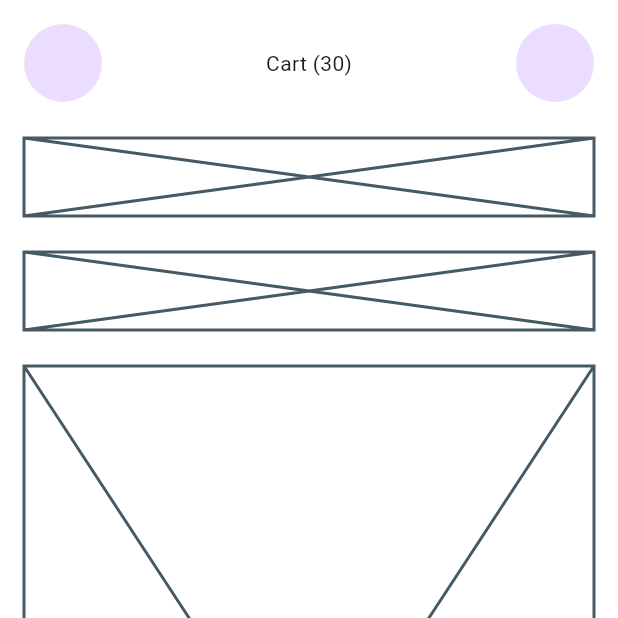
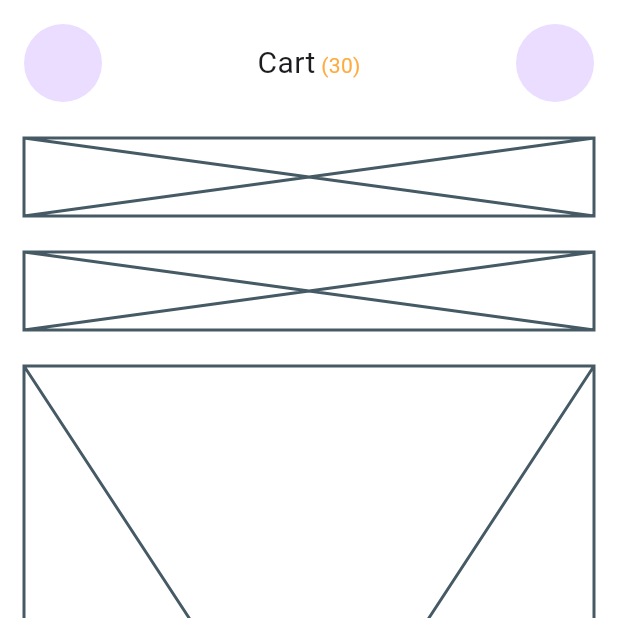
Before and after one commit to JAICHANGPARK/flutter_notebook_chapter_43, a Flutter app: the MarketplaceCartPage screen opened directly, on a phone screen of 412 x 824 dp, the top half of it. Run offline on Flutter 3.47's test engine with Material 3 defaults, Android fonts, the phone set to English and light mode, and no system bars; our stand-ins replace gap, hugeicons.

Commit message:
Update marketplace_cart_page.dart

```diff
--- a/lib/ep2168_marketplace_app/ui/marketplace_cart_page.dart
+++ b/lib/ep2168_marketplace_app/ui/marketplace_cart_page.dart
@@ -32,9 +32,18 @@ class _MarketplaceCartPageState extends State<MarketplaceCartPage> {
                           child: Text.rich(
                             TextSpan(
                               children: [
-                                TextSpan(text: "Cart"),
-                                TextSpan(text: " (30)"),
-
+                                TextSpan(
+                                  text: "Cart",
+                                  style: TextStyle(
+                                    fontSize: 20,
+                                  ),
+                                ),
+                                TextSpan(
+                                  text: " (30)",
+                                  style: TextStyle(
+                                    color: Colors.orangeAccent,
+                                  ),
+                                ),
                               ],
                             ),
                           ),
@@ -54,7 +63,8 @@ class _MarketplaceCartPageState extends State<MarketplaceCartPage> {
                   Container(
                     height: 52,
                     child: Placeholder(),
-                  ), Gap(24),
+                  ),
+                  Gap(24),
                   Expanded(
                     child: Placeholder(),
                   ),
```
